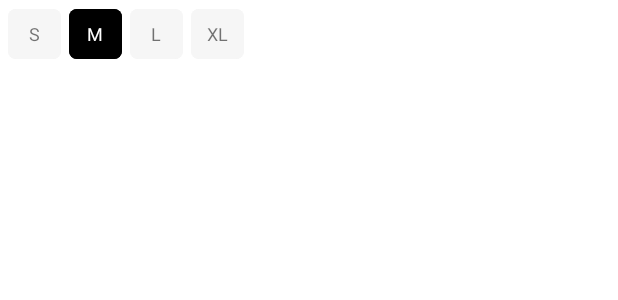
After one commit to ETS-Android2/MindshopUI-Android, an Android app: the layout item_sizebtn.xml on its own in the app's theme, with its tools: preview values and no code run, on a phone screen of 412 x 824 dp. The commit adds this screen. Shown: the top 300 px of the screen. Run offline under Robolectric (Android 15) with nearby library versions, the phone set to English and light mode, and no system bars.

Commit message:
Item Popup

```diff
--- a/app/src/main/java/net/mindzone/mindshopui/activities/Sign.java
+++ b/app/src/main/java/net/mindzone/mindshopui/activities/Sign.java
@@ -85,7 +85,7 @@ public class Sign extends AppCompatActivity {
     public void siginBTNClicked(View v) {
         Log.d("Test", "Sign btn clicked");
         final BottomSheetDialog bottomSheetDialog = new BottomSheetDialog(this, R.style.BottomSheetDialogTheme);
-        View bottomSheetView = LayoutInflater.from(getApplicationContext()).inflate(R.layout.success_popup, (LinearLayout) findViewById(R.id.main_container));
+        View bottomSheetView = LayoutInflater.from(getApplicationContext()).inflate(R.layout.success_popup, findViewById(R.id.main_container));
         bottomSheetDialog.setContentView(bottomSheetView);
         bottomSheetDialog.show();
     }
--- a/app/src/main/res/drawable/circle.xml
+++ b/app/src/main/res/drawable/circle.xml
@@ -9,4 +9,5 @@
     <size
         android:width="120dp"
         android:height="120dp"/>
+
 </shape>
--- /dev/null
+++ b/app/src/main/res/layout/item_sizebtn.xml
@@ -0,0 +1,81 @@
+<?xml version="1.0" encoding="utf-8"?>
+<LinearLayout xmlns:android="http://schemas.android.com/apk/res/android"
+    xmlns:app="http://schemas.android.com/apk/res-auto"
+    android:layout_width="match_parent"
+    android:layout_height="match_parent">
+
+  <RelativeLayout
+    android:layout_width="wrap_content"
+    android:layout_marginStart="5dp"
+    android:layout_height="wrap_content">
+
+    <com.google.android.material.button.MaterialButton
+        android:layout_width="35dp"
+        android:layout_height="45dp"
+        android:backgroundTint="@color/_F6F6F6"
+        android:stateListAnimator="@null"
+        app:cornerRadius="5dp" />
+    <TextView
+        android:layout_width="wrap_content"
+        android:layout_height="wrap_content"
+        android:text="S"
+        android:layout_centerInParent="true"
+        android:textSize="12sp"/>
+</RelativeLayout>
+    <RelativeLayout
+        android:layout_width="wrap_content"
+        android:layout_marginStart="5dp"
+        android:layout_height="wrap_content">
+
+        <com.google.android.material.button.MaterialButton
+            android:layout_width="35dp"
+            android:layout_height="45dp"
+            android:backgroundTint="@color/black"
+            android:stateListAnimator="@null"
+            app:cornerRadius="5dp" />
+        <TextView
+            android:layout_width="wrap_content"
+            android:layout_height="wrap_content"
+            android:text="M"
+            android:textColor="@color/white"
+            android:layout_centerInParent="true"
+            android:textSize="12sp"/>
+    </RelativeLayout>
+    <RelativeLayout
+        android:layout_width="wrap_content"
+        android:layout_marginStart="5dp"
+        android:layout_height="wrap_content">
+
+        <com.google.android.material.button.MaterialButton
+            android:layout_width="35dp"
+            android:layout_height="45dp"
+            android:backgroundTint="@color/_F6F6F6"
+            android:stateListAnimator="@null"
+            app:cornerRadius="5dp" />
+        <TextView
+            android:layout_width="wrap_content"
+            android:layout_height="wrap_content"
+            android:text="L"
+            android:layout_centerInParent="true"
+            android:textSize="12sp"/>
+    </RelativeLayout>
+    <RelativeLayout
+        android:layout_width="wrap_content"
+        android:layout_marginStart="5dp"
+        android:layout_height="wrap_content">
+
+        <com.google.android.material.button.MaterialButton
+            android:layout_width="35dp"
+            android:layout_height="45dp"
+            android:backgroundTint="@color/_F6F6F6"
+            android:stateListAnimator="@null"
+            app:cornerRadius="5dp" />
+        <TextView
+            android:layout_width="wrap_content"
+            android:layout_height="wrap_content"
+            android:text="XL"
+            android:layout_centerInParent="true"
+            android:textSize="12sp"/>
+    </RelativeLayout>
+
+</LinearLayout>
--- a/app/src/main/res/layout/success_popup.xml
+++ b/app/src/main/res/layout/success_popup.xml
@@ -31,6 +31,7 @@
             android:textColor="@color/black"
             android:textSize="18sp" />
 
+
         <TextView
             android:layout_width="match_parent"
             android:layout_height="wrap_content"
--- a/app/src/main/res/values/strings.xml
+++ b/app/src/main/res/values/strings.xml
@@ -30,8 +30,9 @@
     <string name="pending">Pending</string>
     <string name="confirm">CONFIRM</string>
     <string name="continue_shopping">CONTINUE SHOPPING</string>
-    <!-- TODO: Remove or change this placeholder text -->
     <string name="hello_blank_fragment">Hello blank fragment</string>
+    <string name="addToCart">ADD TO CART</string>
+
 
 
 </resources>
--- a/app/src/main/res/values/styles.xml
+++ b/app/src/main/res/values/styles.xml
@@ -8,6 +8,6 @@
     <style name="BottomSheetDialogTheme" parent="Theme.MaterialComponents.Light.DarkActionBar">
         <item name="android:background">@android:color/transparent</item>
     </style>
-
+    <style name="MyButtonStyle" parent="@style/Widget.AppCompat.Button.Borderless"></style>
 
 </resources>
```
Also changed, not shown: app/src/main/res/drawable/rounded5.xml (added, +7 -0 lines), app/src/main/res/layout/circles.xml (added, +71 -0 lines), app/src/main/res/layout/fragment_home.xml (+2 -29 lines), app/src/main/res/layout/orderinfo_popup.xml (added, +207 -0 lines), app/src/main/res/layout/stars.xml (added, +38 -0 lines).
